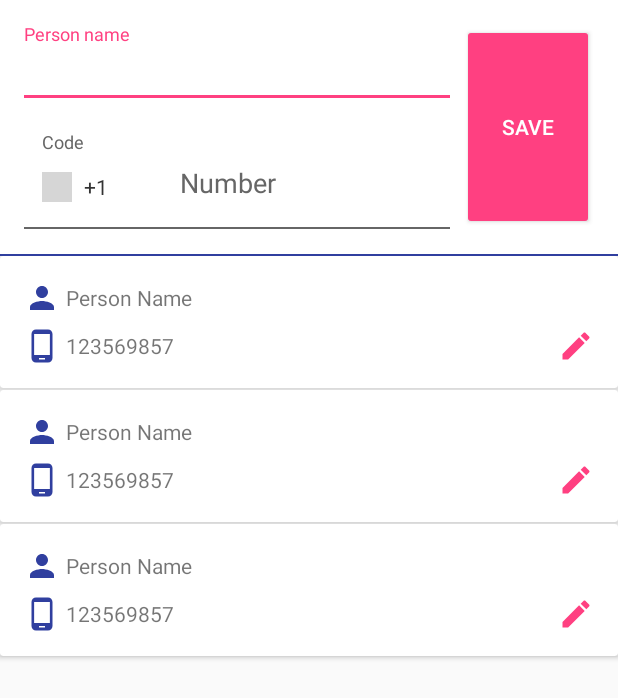
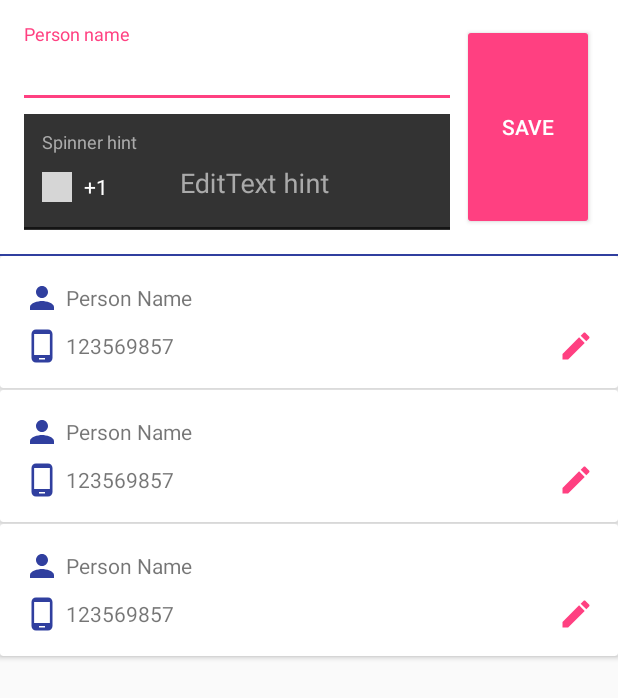
Before and after one commit to ankurgecr/PhoneNumberEditText, an Android app: the layout activity_main.xml on its own in the app's theme, with its tools: preview values and no code run, on a phone screen of 412 x 824 dp. Shown: the top 698 px of the screen. Run offline under Robolectric (Android 15) with nearby library versions, the phone set to English and light mode, and no system bars; grey boxes are pictures that could not be loaded.

Commit message:
Adding customization with example

```diff
--- a/app/build.gradle
+++ b/app/build.gradle
@@ -37,6 +37,6 @@ dependencies {
     implementation("com.android.support:cardview-v7:$libSupportV")
     implementation("com.android.support:support-v4:$libSupportV")
     implementation 'com.android.support.constraint:constraint-layout:1.1.3'
-`    implementation project(path: ':lib_phonenumberedittext')
+    implementation project(path: ':lib_phonenumberedittext')
     //implementation "android.helper:phonenumberedittext:1.0.0"
 }
--- a/app/src/main/res/layout/layout_person_details.xml
+++ b/app/src/main/res/layout/layout_person_details.xml
@@ -1,4 +1,5 @@
 <LinearLayout xmlns:android="http://schemas.android.com/apk/res/android"
+    xmlns:app="http://schemas.android.com/apk/res-auto"
     android:layout_width="match_parent"
     android:layout_height="wrap_content"
     android:background="@android:color/white"
@@ -26,11 +27,22 @@
 
         </android.support.design.widget.TextInputLayout>
 
+        <!--<android.helper.PhoneNumberEditText-->
+        <!--android:id="@+id/edt_phone"-->
+        <!--android:layout_width="match_parent"-->
+        <!--android:layout_height="wrap_content" />-->
+
         <android.helper.PhoneNumberEditText
             android:id="@+id/edt_phone"
             android:layout_width="match_parent"
             android:layout_height="wrap_content"
-            android:layout_margin="@dimen/gap_internal" />
+            android:layout_margin="@dimen/gap_internal"
+            android:background="#333333"
+            app:codeHint="Spinner hint"
+            app:phoneHint="EditText hint"
+            app:phoneSpinnerPrompt="Spinner prompt text"
+            app:textColor="#ffffff"
+            app:textColorHint="#aaaaaa" />
 
     </LinearLayout>
 
```
Also changed, not shown: 1 other file.
